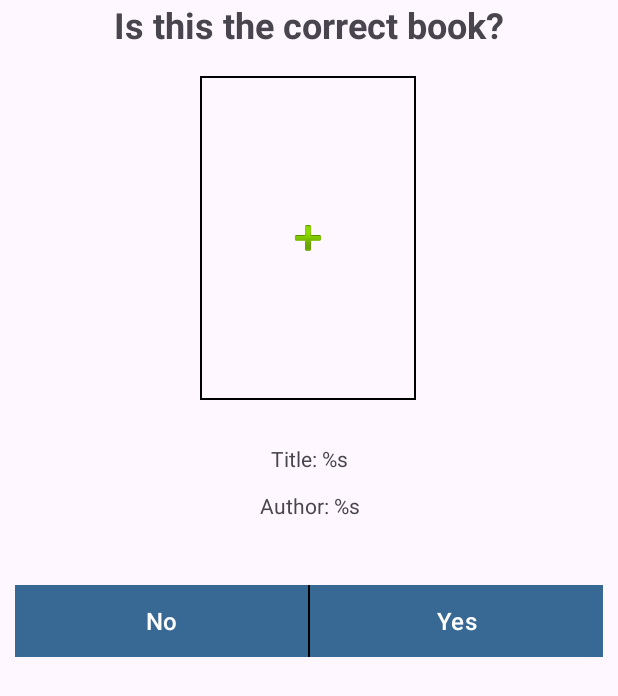
After one commit to dogtoot/BookTracker, an Android app: the layout is_correct_book_fragment.xml on its own in the app's theme, with its tools: preview values and no code run, on a phone screen of 412 x 824 dp. The commit adds this screen. Shown: the top 696 px of the screen. Run offline under Robolectric (Android 15) with nearby library versions, the phone set to English and light mode, and no system bars.

Commit message:
Added a screen to ask the user if the book that was retrieved from OpenLibrary is the correct book.

```diff
--- /dev/null
+++ b/app/src/main/res/layout/is_correct_book_fragment.xml
@@ -0,0 +1,99 @@
+<?xml version="1.0" encoding="utf-8"?>
+<androidx.constraintlayout.widget.ConstraintLayout xmlns:android="http://schemas.android.com/apk/res/android"
+    xmlns:app="http://schemas.android.com/apk/res-auto"
+    xmlns:tools="http://schemas.android.com/tools"
+    android:layout_width="match_parent"
+    android:layout_height="match_parent">
+
+    <TextView
+        android:id="@+id/textView"
+        android:layout_width="wrap_content"
+        android:layout_height="wrap_content"
+        android:text="@string/is_this_the_correct_book"
+        android:textSize="24sp"
+        android:textStyle="bold"
+        app:layout_constraintEnd_toEndOf="parent"
+        app:layout_constraintStart_toStartOf="parent"
+        app:layout_constraintTop_toTopOf="parent" />
+
+    <ImageView
+        android:id="@+id/book_cover"
+        android:layout_width="0dp"
+        android:layout_height="0dp"
+        android:background="@drawable/image_selection"
+        app:layout_constraintBottom_toBottomOf="parent"
+        app:layout_constraintDimensionRatio="H,1:1.5"
+        app:layout_constraintEnd_toEndOf="parent"
+        app:layout_constraintHorizontal_bias="0.498"
+        app:layout_constraintStart_toStartOf="parent"
+        app:layout_constraintTop_toBottomOf="@+id/textView"
+        app:layout_constraintVertical_bias="0.031"
+        app:layout_constraintWidth_percent=".35" />
+
+    <TextView
+        android:id="@+id/title"
+        android:layout_width="wrap_content"
+        android:layout_height="wrap_content"
+        android:text="Title: %s"
+        app:layout_constraintBottom_toBottomOf="parent"
+        app:layout_constraintEnd_toEndOf="parent"
+        app:layout_constraintStart_toStartOf="parent"
+        app:layout_constraintTop_toBottomOf="@+id/book_cover"
+        app:layout_constraintVertical_bias="0.054"
+        android:gravity="center"
+        android:textAlignment="center"/>
+
+    <TextView
+        android:id="@+id/author"
+        android:layout_width="wrap_content"
+        android:layout_height="wrap_content"
+        android:gravity="center"
+        android:text="Author: %s"
+        android:textAlignment="center"
+        app:layout_constraintBottom_toBottomOf="parent"
+        app:layout_constraintEnd_toEndOf="parent"
+        app:layout_constraintHorizontal_bias="0.5"
+        app:layout_constraintStart_toStartOf="parent"
+        app:layout_constraintTop_toBottomOf="@+id/title"
+        app:layout_constraintVertical_bias="0.025" />
+
+    <LinearLayout
+        android:id="@+id/bottom_btn_bar"
+        android:layout_width="0dp"
+        android:layout_height="wrap_content"
+        android:orientation="horizontal"
+        app:layout_constraintBottom_toBottomOf="parent"
+        app:layout_constraintEnd_toEndOf="parent"
+        app:layout_constraintHorizontal_bias="0.5"
+        app:layout_constraintStart_toStartOf="parent"
+        app:layout_constraintTop_toBottomOf="@+id/author"
+        app:layout_constraintWidth_percent=".95"
+        app:layout_constraintVertical_bias=".1">
+
+        <Button
+            android:id="@+id/no"
+            android:layout_width="0dp"
+            android:layout_height="wrap_content"
+            android:layout_weight="1"
+            android:background="@drawable/square_button"
+            android:drawSelectorOnTop="true"
+            android:text="No"
+            android:textSize="16sp" />
+
+        <View
+            android:layout_width="1dp"
+            android:layout_height="match_parent"
+            android:background="#000000" />
+
+        <Button
+            android:id="@+id/yes"
+            android:layout_width="0dp"
+            android:layout_height="wrap_content"
+            android:layout_weight="1"
+            android:background="@drawable/square_button"
+            android:drawSelectorOnTop="true"
+            android:text="Yes"
+            android:textSize="16sp" />
+    </LinearLayout>
+
+</androidx.constraintlayout.widget.ConstraintLayout>
--- a/app/src/main/res/values/strings.xml
+++ b/app/src/main/res/values/strings.xml
@@ -7,4 +7,8 @@
     <string name="cancel">Cancel</string>
     <string name="scan_a_barcode">Scan a barcode</string>
     <string name="cancel_scan">Cancel</string>
+    <string name="close">Close</string>
+    <!-- TODO: Remove or change this placeholder text -->
+    <string name="hello_blank_fragment">Hello blank fragment</string>
+    <string name="is_this_the_correct_book">Is this the correct book?</string>
 </resources>
```
Also changed, not shown: app/src/main/java/com/cj186/booktracker/addbook/AddBookActivity.java (+42 -14 lines), app/src/main/java/com/cj186/booktracker/addbook/CorrectBookFragment.java (added, +73 -0 lines), app/src/main/java/com/cj186/booktracker/addbook/ScanISBNFragment.java (+27 -6 lines), app/src/main/java/com/cj186/booktracker/bookdescription/BookDescriptionActivity.java (+12 -0 lines), app/src/main/java/com/cj186/booktracker/network/APIHandler.java (+15 -11 lines), app/src/main/res/layout/activity_book_description.xml (+27 -0 lines).
